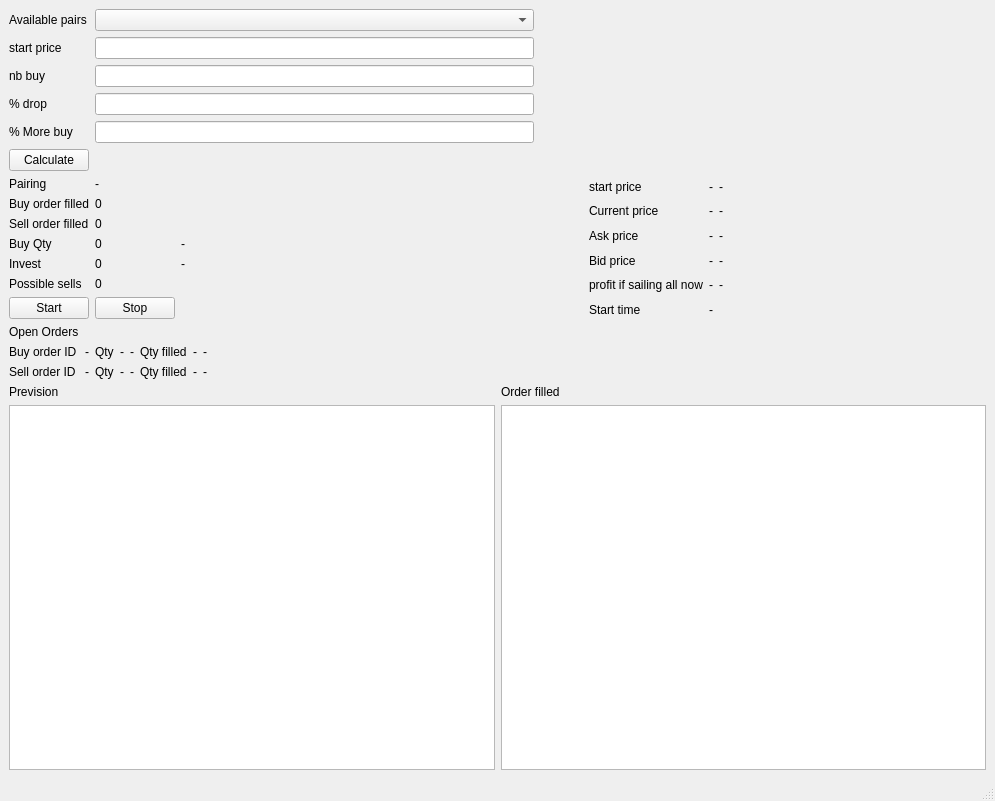
Old version of the form main.ui in the repository jcorriveau23/crypto-bot.
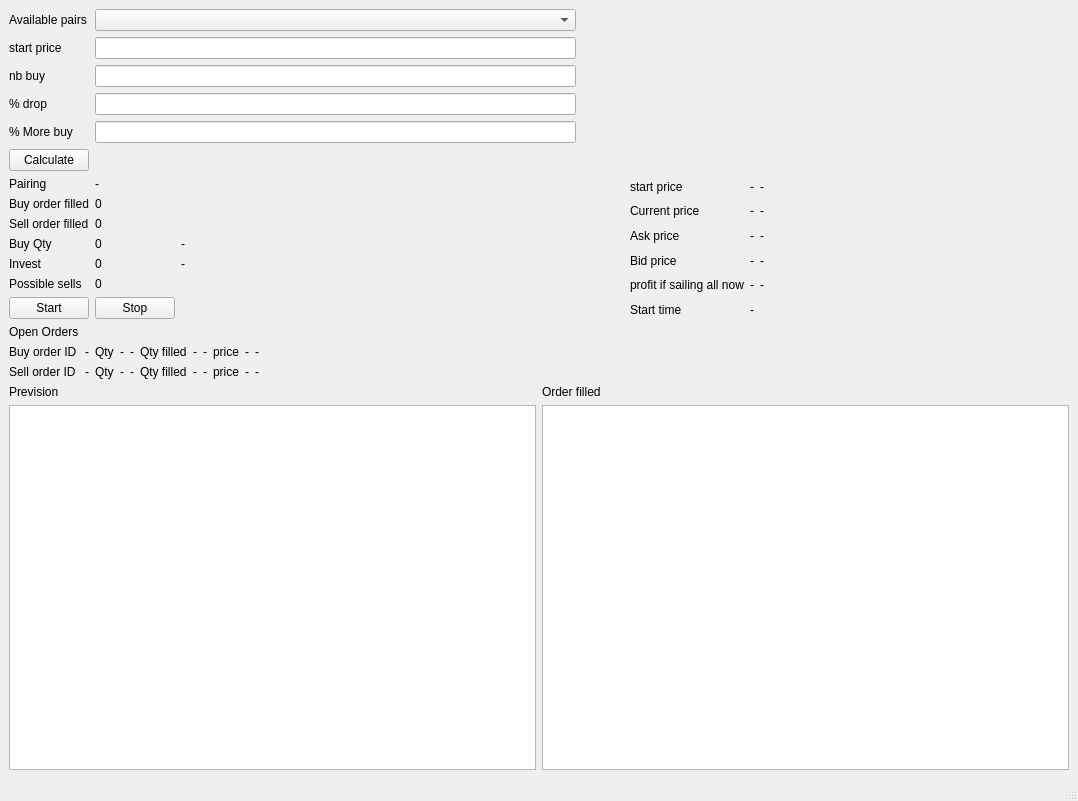
New version of the form.

Commit message: added price label on buy and sell order info

What changed in the file:
```diff
--- a/main.ui
+++ b/main.ui
@@ -6,7 +6,7 @@
    <rect>
     <x>0</x>
     <y>0</y>
-    <width>995</width>
+    <width>1078</width>
     <height>801</height>
    </rect>
   </property>
@@ -482,7 +482,7 @@
         </property>
        </widget>
       </item>
-      <item row="0" column="8" rowspan="3">
+      <item row="0" column="11" rowspan="3">
        <spacer name="horizontalSpacer_6">
         <property name="orientation">
          <enum>Qt::Horizontal</enum>
@@ -495,6 +495,48 @@
         </property>
        </spacer>
       </item>
+      <item row="1" column="8">
+       <widget class="QLabel" name="label_28">
+        <property name="text">
+         <string>price</string>
+        </property>
+       </widget>
+      </item>
+      <item row="1" column="9">
+       <widget class="QLabel" name="buy_order_price_label">
+        <property name="text">
+         <string>-</string>
+        </property>
+       </widget>
+      </item>
+      <item row="1" column="10">
+       <widget class="QLabel" name="sell_asset_label_3">
+        <property name="text">
+         <string>-</string>
+        </property>
+       </widget>
+      </item>
+      <item row="2" column="8">
+       <widget class="QLabel" name="label_29">
+        <property name="text">
+         <string>price</string>
+        </property>
+       </widget>
+      </item>
+      <item row="2" column="10">
+       <widget class="QLabel" name="sell_asset_label_4">
+        <property name="text">
+         <string>-</string>
+        </property>
+       </widget>
+      </item>
+      <item row="2" column="9">
+       <widget class="QLabel" name="sell_order_price_label">
+        <property name="text">
+         <string>-</string>
+        </property>
+       </widget>
+      </item>
      </layout>
     </item>
     <item>
```
Left out of the diff: 72 changed lines with no effect on the pictures. The commit also changes 2 other files.
